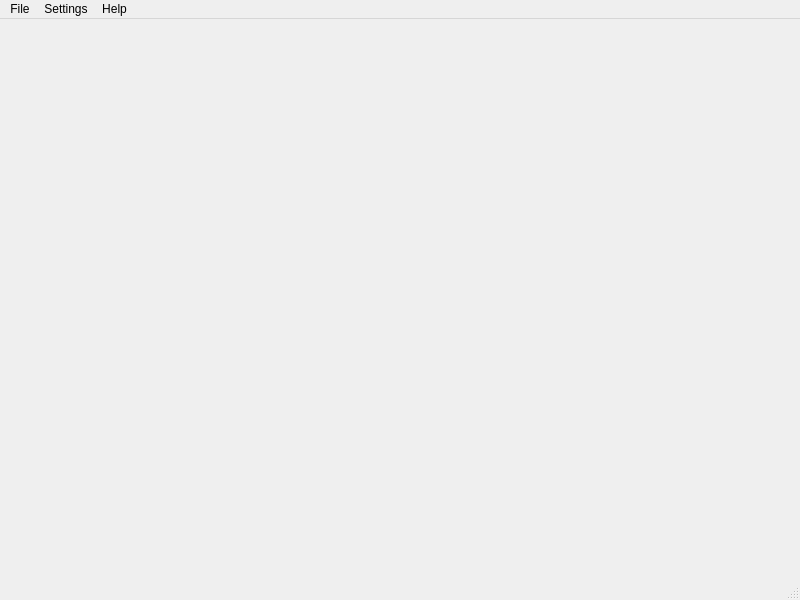
The window that ui/main_menu.ui (TheCodingJsoftware/Invigo) describes before a commit, drawn with Qt 5.
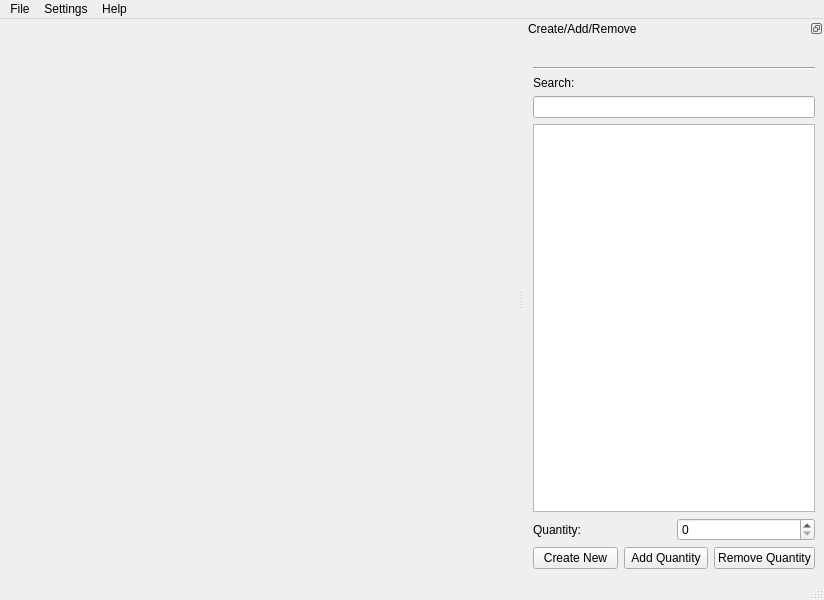
The same window after the commit.

```diff
--- a/ui/main_menu.ui
+++ b/ui/main_menu.ui
@@ -6,7 +6,7 @@
    <rect>
     <x>0</x>
     <y>0</y>
-    <width>800</width>
+    <width>824</width>
     <height>600</height>
    </rect>
   </property>
@@ -25,7 +25,7 @@
     <rect>
      <x>0</x>
      <y>0</y>
-     <width>800</width>
+     <width>824</width>
      <height>21</height>
     </rect>
    </property>
@@ -61,6 +61,124 @@
    <addaction name="menuHelp"/>
   </widget>
   <widget class="QStatusBar" name="statusbar"/>
+  <widget class="QDockWidget" name="dockWidget_creat_add_remove">
+   <property name="minimumSize">
+    <size>
+     <width>300</width>
+     <height>247</height>
+    </size>
+   </property>
+   <property name="features">
+    <set>QDockWidget::DockWidgetFloatable|QDockWidget::DockWidgetMovable</set>
+   </property>
+   <property name="allowedAreas">
+    <set>Qt::LeftDockWidgetArea|Qt::RightDockWidgetArea</set>
+   </property>
+   <property name="windowTitle">
+    <string>Create/Add/Remove</string>
+   </property>
+   <attribute name="dockWidgetArea">
+    <number>2</number>
+   </attribute>
+   <widget class="QWidget" name="dockWidgetContents">
+    <layout class="QHBoxLayout" name="horizontalLayout">
+     <item>
+      <layout class="QVBoxLayout" name="verticalLayout_3">
+       <item>
+        <widget class="QLabel" name="label_category_name">
+         <property name="text">
+          <string/>
+         </property>
+        </widget>
+       </item>
+       <item>
+        <widget class="Line" name="line">
+         <property name="orientation">
+          <enum>Qt::Horizontal</enum>
+         </property>
+        </widget>
+       </item>
+       <item>
+        <widget class="QLabel" name="label_2">
+         <property name="text">
+          <string>Search:</string>
+         </property>
+        </widget>
+       </item>
+       <item>
+        <widget class="QLineEdit" name="lineEdit_search_items">
+         <property name="statusTip">
+          <string>Search items in this category</string>
+         </property>
+        </widget>
+       </item>
+       <item>
+        <widget class="QListWidget" name="listWidget_itemnames">
+         <property name="statusTip">
+          <string>All items from this category</string>
+         </property>
+        </widget>
+       </item>
+       <item>
+        <layout class="QHBoxLayout" name="horizontalLayout_3">
+         <item>
+          <widget class="QLabel" name="label">
+           <property name="text">
+            <string>Quantity:</string>
+           </property>
+          </widget>
+         </item>
+         <item>
+          <widget class="QSpinBox" name="spinBox_quantity">
+           <property name="statusTip">
+            <string>Quantity you want to add/remove to the selected item</string>
+           </property>
+          </widget>
+         </item>
+        </layout>
+       </item>
+       <item>
+        <layout class="QHBoxLayout" name="horizontalLayout_2">
+         <item>
+          <widget class="QPushButton" name="pushButton_create_new">
+           <property name="toolTip">
+            <string/>
+           </property>
+           <property name="statusTip">
+            <string>Create a new item</string>
+           </property>
+           <property name="text">
+            <string>Create New</string>
+           </property>
+          </widget>
+         </item>
+         <item>
+          <widget class="QPushButton" name="pushButton_add_quantity">
+           <property name="statusTip">
+            <string>Adds to the currently selected item</string>
+           </property>
+           <property name="text">
+            <string>Add Quantity</string>
+           </property>
+          </widget>
+         </item>
+         <item>
+          <widget class="QPushButton" name="pushButton_remove_quantity">
+           <property name="statusTip">
+            <string>Removes from the currently selected item</string>
+           </property>
+           <property name="text">
+            <string>Remove Quantity</string>
+           </property>
+          </widget>
+         </item>
+        </layout>
+       </item>
+      </layout>
+     </item>
+    </layout>
+   </widget>
+  </widget>
   <action name="actionExit">
    <property name="text">
     <string>Exit</string>
```
